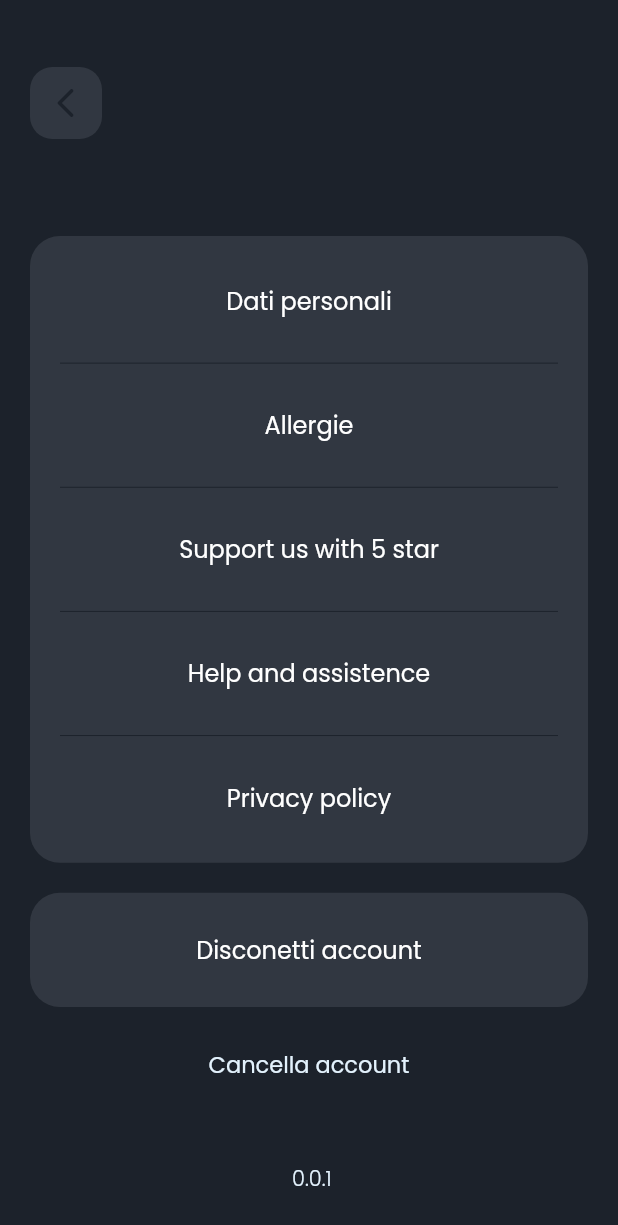
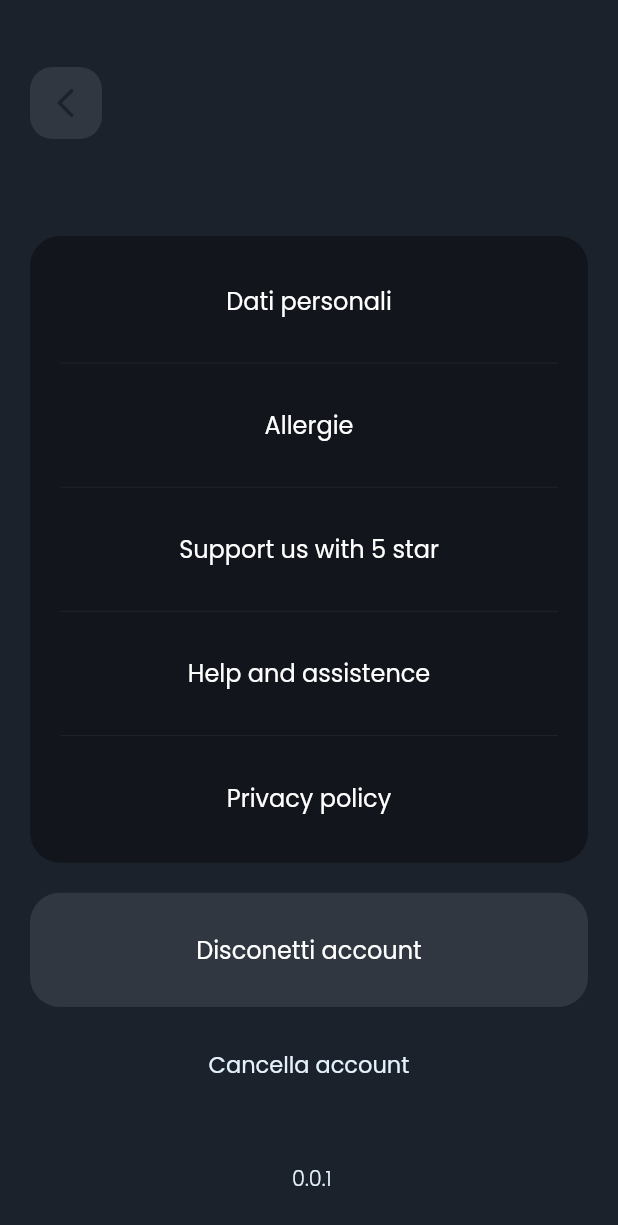
Before and after one commit to mitegj/food_match, a Flutter app: the SettingsScreen screen opened directly, on a phone screen of 412 x 824 dp. Shown: the top 1225 px of the screen. Run offline on Flutter 3.47's test engine with Material 2 defaults, Android fonts, the phone set to English and light mode, and no system bars; our stand-ins replace cloud_firestore, firebase_auth, firebase_core, flutter_spinkit, font_awesome_flutter, get and 2 more; accounts and stored records are empty.

Commit message:
modifiche estetiche

```diff
--- a/lib/widgets/settings/settings_body.dart
+++ b/lib/widgets/settings/settings_body.dart
@@ -23,7 +23,7 @@ class SettingsBody extends StatelessWidget {
             margin: const EdgeInsets.all(20),
             decoration: BoxDecoration(
                 borderRadius: BorderRadius.circular(20),
-                color: UIColors.lightBlack.withOpacity(0.5)),
+                color: UIColors.detailBlack),
             child: Column(
               mainAxisAlignment: MainAxisAlignment.spaceAround,
               children: [
```
Also changed, not shown: 1 other file.
